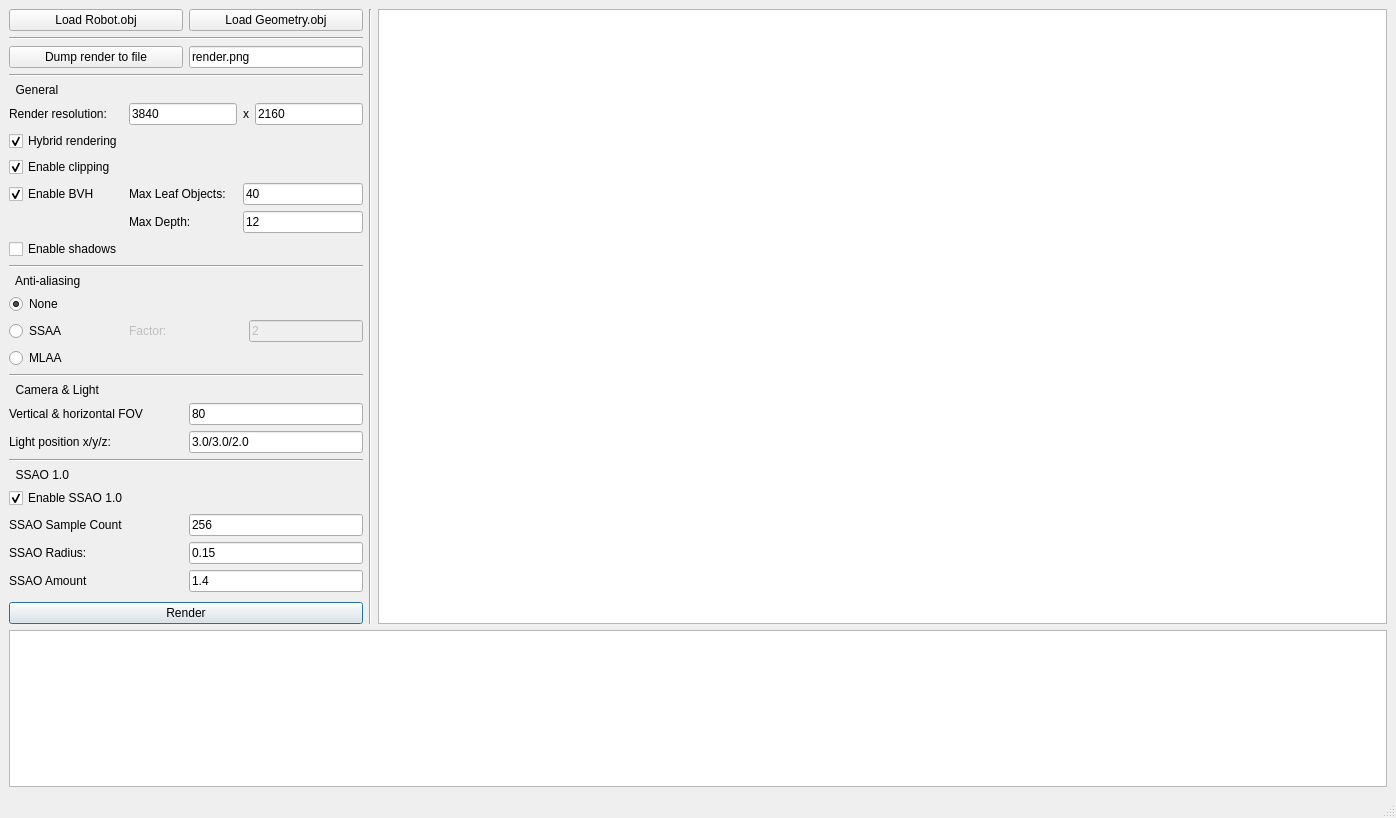
Above: tp2/projets/QT/mainwindow.ui from TomClabault/RayTracerCPP before the change. Below: the same form after it.
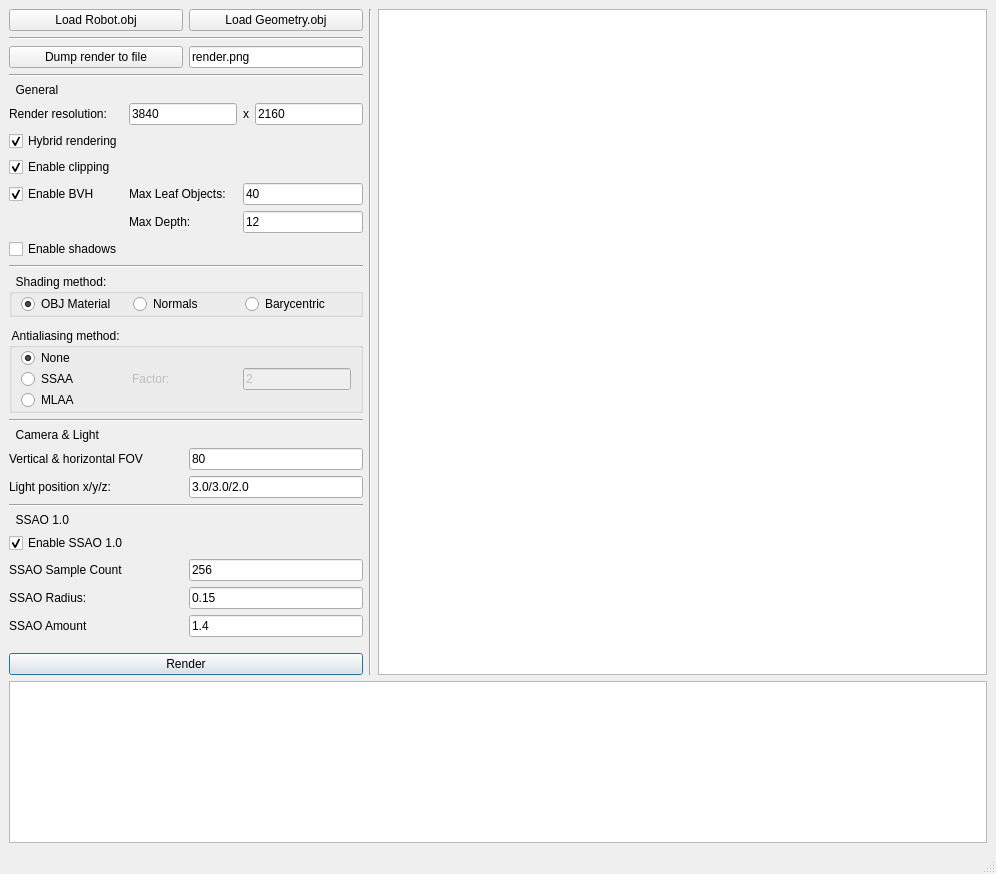
That is the form after the change.

Commit message: Shading method in the UI + group box for antialiasing method

Diff of the .ui file:
```diff
--- a/tp2/projets/QT/mainwindow.ui
+++ b/tp2/projets/QT/mainwindow.ui
@@ -6,8 +6,8 @@
    <rect>
     <x>0</x>
     <y>0</y>
-    <width>1396</width>
-    <height>818</height>
+    <width>996</width>
+    <height>874</height>
    </rect>
   </property>
   <property name="windowTitle">
@@ -290,20 +290,87 @@
          </widget>
         </item>
         <item>
-         <widget class="QLabel" name="label">
+         <widget class="QGroupBox" name="shading_group_box">
           <property name="sizePolicy">
-           <sizepolicy hsizetype="Minimum" vsizetype="Preferred">
+           <sizepolicy hsizetype="Preferred" vsizetype="Preferred">
             <horstretch>0</horstretch>
             <verstretch>0</verstretch>
            </sizepolicy>
           </property>
+          <property name="title">
+           <string>  Shading method:</string>
+          </property>
+          <layout class="QGridLayout" name="gridLayout_3" columnstretch="0,0,0">
+           <property name="topMargin">
+            <number>0</number>
+           </property>
+           <property name="bottomMargin">
+            <number>0</number>
+           </property>
+           <item row="0" column="0">
+            <widget class="QRadioButton" name="shade_obj_material_radio_button">
           <property name="text">
-           <string>  Anti-aliasing</string>
-          </property>
-         </widget>
-        </item>
+              <string>OBJ Material</string>
+             </property>
+             <property name="checked">
+              <bool>true</bool>
+             </property>
+            </widget>
+           </item>
+           <item row="0" column="1">
+            <widget class="QRadioButton" name="shade_normals_radio_button">
+             <property name="text">
+              <string>Normals</string>
+             </property>
+             <property name="checked">
+              <bool>false</bool>
+             </property>
+            </widget>
+           </item>
+           <item row="0" column="2">
+            <widget class="QRadioButton" name="shade_barycentric_radio_button">
+             <property name="text">
+              <string>Barycentric</string>
+             </property>
+            </widget>
+           </item>
+          </layout>
+         </widget>
+        </item>
         <item>
-         <layout class="QGridLayout" name="anti_aliasing_grid">
+         <spacer name="verticalSpacer_2">
+          <property name="orientation">
+           <enum>Qt::Vertical</enum>
+          </property>
+          <property name="sizeType">
+           <enum>QSizePolicy::Fixed</enum>
+          </property>
+          <property name="sizeHint" stdset="0">
+           <size>
+            <width>0</width>
+            <height>5</height>
+           </size>
+          </property>
+         </spacer>
+        </item>
+        <item>
+         <widget class="QGroupBox" name="antialiasing_group_box">
+          <property name="title">
+           <string> Antialiasing method:</string>
+          </property>
+          <layout class="QGridLayout" name="gridLayout_2">
+           <property name="topMargin">
+            <number>0</number>
+           </property>
+           <property name="bottomMargin">
+            <number>0</number>
+           </property>
+           <property name="horizontalSpacing">
+            <number>6</number>
+           </property>
+           <property name="verticalSpacing">
+            <number>0</number>
+           </property>
           <item row="2" column="0">
            <widget class="QRadioButton" name="mlaa_radio_button">
             <property name="text">
@@ -318,6 +385,22 @@
             </property>
            </widget>
           </item>
+           <item row="1" column="1">
+            <widget class="QLabel" name="ssaa_factor_label">
+             <property name="enabled">
+              <bool>false</bool>
+             </property>
+             <property name="sizePolicy">
+              <sizepolicy hsizetype="Minimum" vsizetype="Preferred">
+               <horstretch>0</horstretch>
+               <verstretch>0</verstretch>
+              </sizepolicy>
+             </property>
+             <property name="text">
+              <string>Factor:</string>
+             </property>
+            </widget>
+           </item>
           <item row="0" column="0">
            <widget class="QRadioButton" name="no_aa_radio_button">
             <property name="text">
@@ -344,23 +427,11 @@
             </property>
            </widget>
           </item>
-          <item row="1" column="1">
-           <widget class="QLabel" name="ssaa_factor_label">
-            <property name="enabled">
-             <bool>false</bool>
-            </property>
-            <property name="sizePolicy">
-             <sizepolicy hsizetype="Minimum" vsizetype="Preferred">
-              <horstretch>0</horstretch>
-              <verstretch>0</verstretch>
-             </sizepolicy>
-            </property>
-            <property name="text">
-             <string>Factor:</string>
-            </property>
-           </widget>
-          </item>
-         </layout>
+          </layout>
+         </widget>
+        </item>
+        <item>
+         <layout class="QGridLayout" name="anti_aliasing_grid"/>
         </item>
         <item>
          <widget class="Line" name="line_4">
@@ -605,7 +676,7 @@
         </property>
         <property name="minimumSize">
          <size>
-          <width>1000</width>
+          <width>600</width>
           <height>0</height>
          </size>
         </property>
```
Left out of the diff: 138 changed lines with no effect on the pictures. Lines whose indentation alone changed are shown as unchanged. The commit also changes 4 other files.
